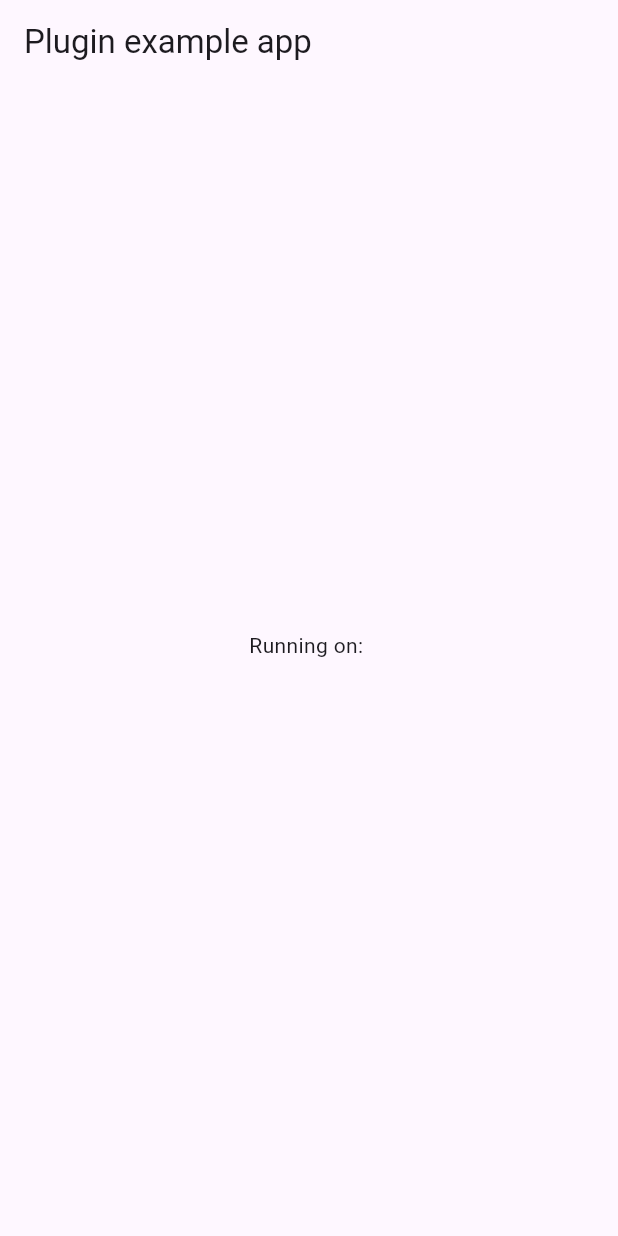
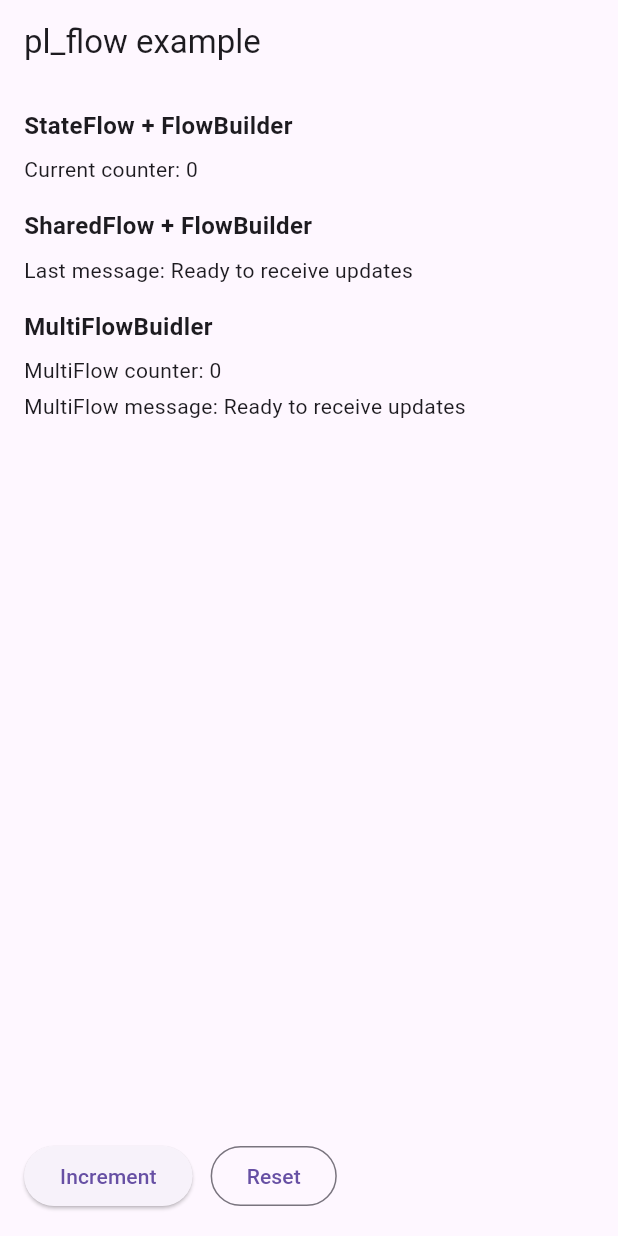
Before and after one commit to NexPlugs/pl_flow, a Flutter app: the screen it shows after launch, on a phone screen of 412 x 824 dp. Run offline on Flutter 3.47's test engine with Material 3 defaults, Android fonts, the phone set to English and light mode, and no system bars; our stand-ins replace tuple.

Commit message:
chore: update multi flow provider

```diff
--- a/example/lib/main.dart
+++ b/example/lib/main.dart
@@ -1,43 +1,132 @@
+import 'dart:async' show unawaited;
+
 import 'package:flutter/material.dart';
-import 'dart:async';
+import 'package:pl_flow/pl_flow.dart';
 
 void main() {
   runApp(const MyApp());
 }
 
-class MyApp extends StatefulWidget {
+class MyApp extends StatelessWidget {
   const MyApp({super.key});
 
   @override
-  State<MyApp> createState() => _MyAppState();
+  Widget build(BuildContext context) {
+    return const MaterialApp(home: FlowDemoPage());
+  }
 }
 
-class _MyAppState extends State<MyApp> {
+class FlowDemoPage extends StatefulWidget {
+  const FlowDemoPage({super.key});
+
+  @override
+  State<FlowDemoPage> createState() => _FlowDemoPageState();
+}
+
+class _FlowDemoPageState extends State<FlowDemoPage> {
+  final StateFlow<int> _counterFlow = StateFlow<int>(0);
+  final SharedFlow<String> _messageFlow = SharedFlow<String>(replay: 1);
+
   @override
   void initState() {
     super.initState();
-    initPlatformState();
+    unawaited(_messageFlow.emit('Ready to receive updates'));
   }
 
-  // Platform messages are asynchronous, so we initialize in an async method.
-  Future<void> initPlatformState() async {
-    // Platform messages may fail, so we use a try/catch PlatformException.
-    // We also handle the message potentially returning null.
+  Future<void> _increment() async {
+    final nextValue = _counterFlow.value + 1;
+    _counterFlow.value = nextValue;
+    await _messageFlow.emit('Counter updated to $nextValue');
+  }
 
-    // If the widget was removed from the tree while the asynchronous platform
-    // message was in flight, we want to discard the reply rather than calling
-    // setState to update our non-existent appearance.
-    if (!mounted) return;
+  Future<void> _reset() async {
+    _counterFlow.value = 0;
+    await _messageFlow.emit('Counter reset');
+  }
 
-    setState(() {});
+  @override
+  void dispose() {
+    unawaited(_counterFlow.dispose());
+    unawaited(_messageFlow.dispose());
+    super.dispose();
   }
 
   @override
   Widget build(BuildContext context) {
-    return MaterialApp(
-      home: Scaffold(
-        appBar: AppBar(title: const Text('Plugin example app')),
-        body: Center(child: Text('Running on: \n')),
+    return Scaffold(
+      appBar: AppBar(title: const Text('pl_flow example')),
+      body: Padding(
+        padding: const EdgeInsets.all(16),
+        child: Column(
+          crossAxisAlignment: CrossAxisAlignment.start,
+          children: [
+            const Text(
+              'StateFlow + FlowBuilder',
+              style: TextStyle(fontSize: 16, fontWeight: FontWeight.bold),
+            ),
+            const SizedBox(height: 8),
+            FlowBuilder<int>.value(
+              flow: _counterFlow,
+              builder: (context, value) => Text('Current counter: $value'),
+            ),
+            const SizedBox(height: 16),
+            const Text(
+              'SharedFlow + FlowBuilder',
+              style: TextStyle(fontSize: 16, fontWeight: FontWeight.bold),
+            ),
+            const SizedBox(height: 8),
+            FlowBuilder<String>.value(
+              flow: _messageFlow,
+              builder: (context, message) => Text('Last message: $message'),
+            ),
+            const SizedBox(height: 16),
+
+            const Text(
+              'MultiFlowBuidler',
+              style: TextStyle(fontSize: 16, fontWeight: FontWeight.bold),
+            ),
+            const SizedBox(height: 8),
+            Expanded(
+              child: MultiFlowBuidler(
+                flows: [_counterFlow, _messageFlow],
+                builder: (context, data) {
+                  final counterTuple = data.firstWhere(
+                    (tuple) => tuple?.item1 == int,
+                  );
+                  final messageTuple = data.firstWhere(
+                    (tuple) => tuple?.item1 == String,
+                  );
+
+                  final counterValue = counterTuple?.item3 as int;
+                  final lastMessage = messageTuple?.item3 as String;
+
+                  return Column(
+                    crossAxisAlignment: CrossAxisAlignment.start,
+                    children: [
+                      Text('MultiFlow counter: $counterValue'),
+                      const SizedBox(height: 4),
+                      Text('MultiFlow message: $lastMessage'),
+                    ],
+                  );
+                },
+                listener: (data) {
+                  debugPrint('MultiFlow update: $data');
+                },
+              ),
+            ),
+            const SizedBox(height: 16),
+            Row(
+              children: [
+                ElevatedButton(
+                  onPressed: _increment,
+                  child: const Text('Increment'),
+                ),
+                const SizedBox(width: 12),
+                OutlinedButton(onPressed: _reset, child: const Text('Reset')),
+              ],
+            ),
+          ],
+        ),
       ),
     );
   }
--- a/lib/src/components/components.dart
+++ b/lib/src/components/components.dart
@@ -1,2 +1,3 @@
 export 'flow_builder.dart';
 export 'stream_builder.dart';
+export 'multi_flow_builder.dart';
```
Also changed, not shown: lib/src/components/multi_flow_builder.dart (+27 -12 lines), 44 other files.
